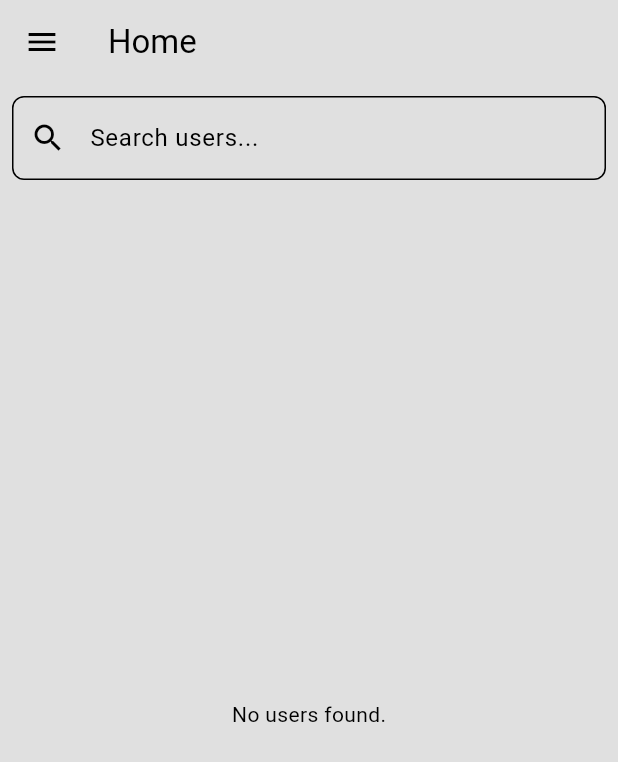
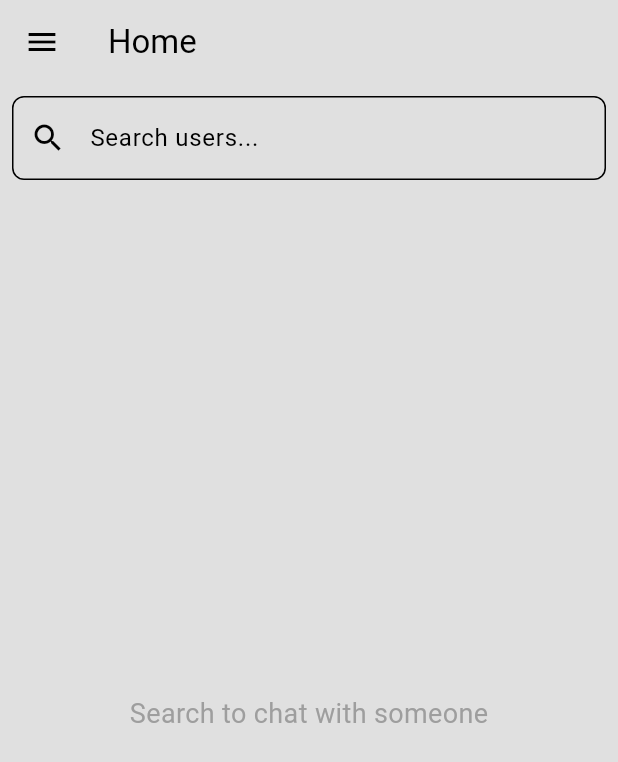
Before and after one commit to binemugha/simple_chat_app, a Flutter app: the screen it shows once a user with an empty profile is signed in, on a phone screen of 412 x 824 dp. Shown: the top 762 px of the screen. Run offline on Flutter 3.47's test engine with Material 3 defaults, Android fonts, the light colour scheme and no system bars; our stand-ins replace cloud_firestore, firebase_auth, firebase_core; accounts and stored records are empty; statements that could not run were skipped.

Commit message:
Added search to show list of users only

```diff
--- a/lib/pages/home_page.dart
+++ b/lib/pages/home_page.dart
@@ -49,7 +49,17 @@ class _HomePageState extends State<HomePage> {
               },
             ),
           ),
-          Expanded(child: _buildUserList()),
+          Expanded(
+            child:
+                _searchQuery.isEmpty
+                    ? Center(
+                      child: Text(
+                        'Search to chat with someone',
+                        style: TextStyle(fontSize: 18, color: Colors.grey),
+                      ),
+                    )
+                    : _buildUserList(),
+          ),
         ],
       ),
     );
```
Also changed, not shown: 4 other files.
